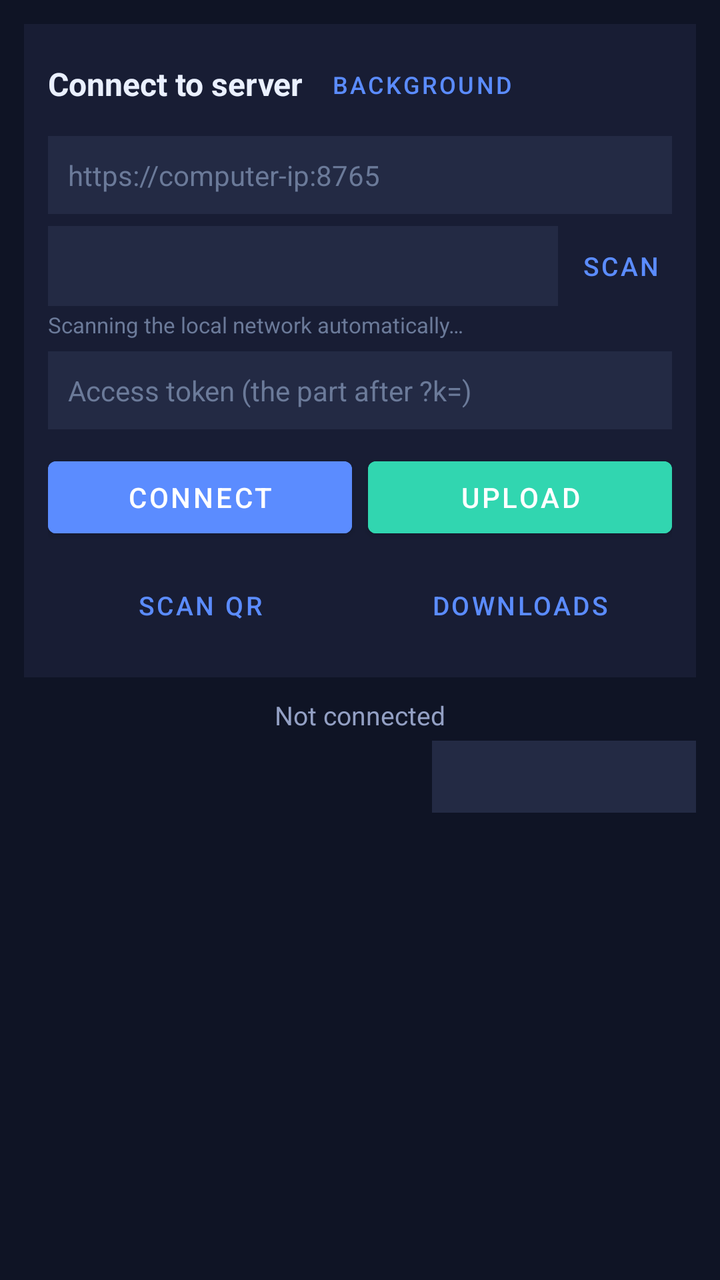
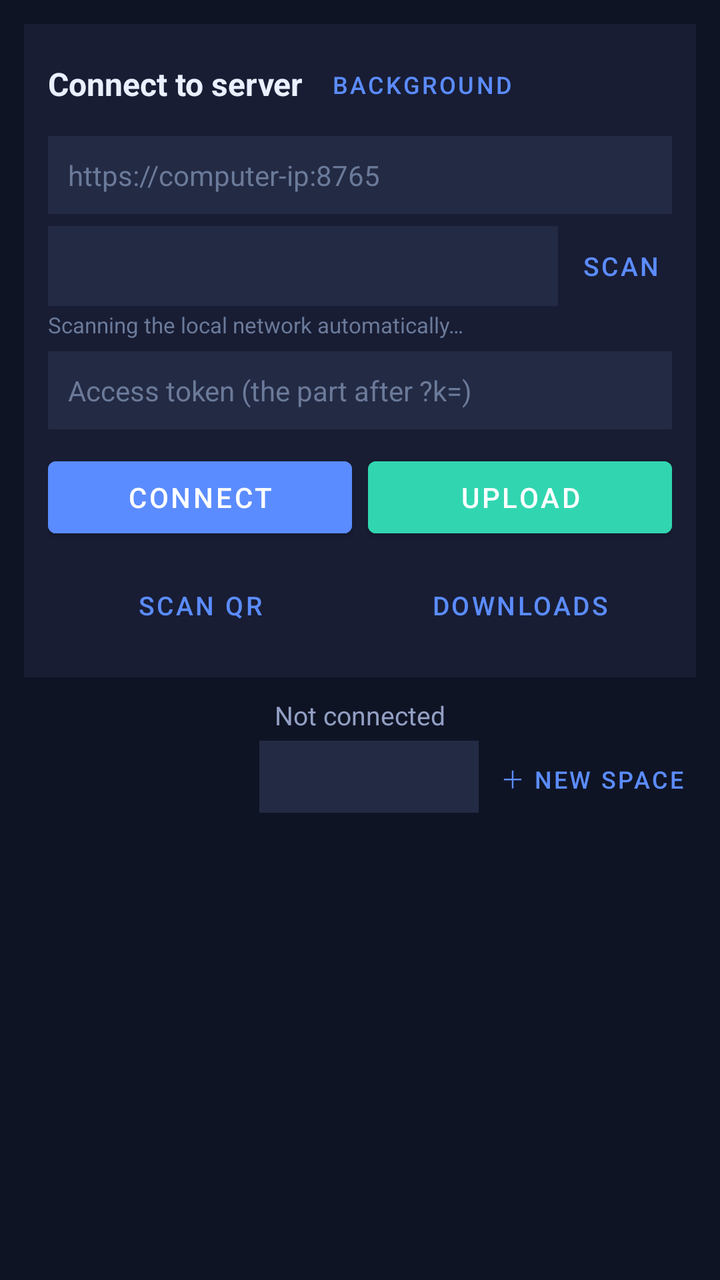

Before-and-after screenshots of an Android layout around one commit, followed by the original layout XML and the change that was made.
<!-- AndroidManifest.xml: activity theme Theme.LanTransfer -->
<!-- res/layout/activity_main.xml -->
<?xml version="1.0" encoding="utf-8"?>
<FrameLayout xmlns:android="http://schemas.android.com/apk/res/android"
    android:layout_width="match_parent"
    android:layout_height="match_parent"
    android:background="#0f1425">

    
    <ImageView
        android:id="@+id/imgBackground"
        android:layout_width="match_parent"
        android:layout_height="match_parent"
        android:scaleType="centerCrop"
        android:contentDescription="@string/bg_custom_desc" />

    
    <View
        android:id="@+id/bgDim"
        android:layout_width="match_parent"
        android:layout_height="match_parent"
        android:background="#070b16"
        android:alpha="0" />

    <LinearLayout
        android:layout_width="match_parent"
        android:layout_height="match_parent"
        android:orientation="vertical"
        android:padding="12dp">

    
    <LinearLayout
        android:id="@+id/connectLayout"
        android:layout_width="match_parent"
        android:layout_height="wrap_content"
        android:orientation="vertical"
        android:background="#E61a1f36"
        android:padding="12dp"
        android:layout_marginBottom="10dp">

        <LinearLayout
            android:layout_width="match_parent"
            android:layout_height="wrap_content"
            android:orientation="horizontal"
            android:gravity="center_vertical"
            android:layout_marginBottom="8dp">

            <TextView
                android:layout_width="wrap_content"
                android:layout_height="wrap_content"
                android:text="@string/connect_title"
                android:textColor="#eaf0ff"
                android:textSize="16sp"
                android:textStyle="bold" />

            <Button
                android:id="@+id/btnAppearance"
                style="?attr/borderlessButtonStyle"
                android:layout_width="wrap_content"
                android:layout_height="36dp"
                android:layout_marginStart="8dp"
                android:minWidth="0dp"
                android:maxLines="1"
                android:paddingHorizontal="6dp"
                android:text="@string/btn_background"
                android:textColor="#5b8cff"
                android:textSize="12sp" />
        </LinearLayout>

        <EditText
            android:id="@+id/etUrl"
            android:layout_width="match_parent"
            android:layout_height="wrap_content"
            android:hint="@string/hint_url"
            android:textColorHint="#6b7a99"
            android:textColor="#eaf0ff"
            android:background="#232a44"
            android:padding="10dp"
            android:textSize="14sp"
            android:inputType="textUri" />

        
        <LinearLayout
            android:layout_width="match_parent"
            android:layout_height="wrap_content"
            android:orientation="horizontal"
            android:gravity="center_vertical"
            android:layout_marginTop="6dp">

            <Spinner
                android:id="@+id/spDevices"
                android:layout_width="0dp"
                android:layout_height="40dp"
                android:layout_weight="1"
                android:background="#232a44"
                android:paddingHorizontal="6dp"
                android:spinnerMode="dropdown" />

            <Button
                android:id="@+id/btnDiscover"
                style="?attr/borderlessButtonStyle"
                android:layout_width="wrap_content"
                android:layout_height="40dp"
                android:minWidth="0dp"
                android:maxLines="1"
                android:paddingHorizontal="6dp"
                android:text="@string/btn_scan"
                android:textColor="#5b8cff"
                android:textSize="13sp"
                android:layout_marginStart="6dp" />
        </LinearLayout>

        <TextView
            android:id="@+id/tvDiscoverHint"
            android:layout_width="match_parent"
            android:layout_height="wrap_content"
            android:text="@string/discover_scanning_auto"
            android:textColor="#6b7a99"
            android:textSize="11sp"
            android:layout_marginTop="2dp" />

        <EditText
            android:id="@+id/etToken"
            android:layout_width="match_parent"
            android:layout_height="wrap_content"
            android:hint="@string/hint_token"
            android:textColorHint="#6b7a99"
            android:textColor="#eaf0ff"
            android:background="#232a44"
            android:padding="10dp"
            android:textSize="14sp"
            android:layout_marginTop="6dp" />

        <LinearLayout
            android:layout_width="match_parent"
            android:layout_height="wrap_content"
            android:orientation="horizontal"
            android:layout_marginTop="10dp">

            <Button
                android:id="@+id/btnConnect"
                android:layout_width="0dp"
                android:layout_height="wrap_content"
                android:layout_weight="1"
                android:text="@string/btn_connect"
                android:textColor="#ffffff"
                android:backgroundTint="#5b8cff" />

            <Button
                android:id="@+id/btnUpload"
                android:layout_width="0dp"
                android:layout_height="wrap_content"
                android:layout_weight="1"
                android:text="@string/btn_upload"
                android:textColor="#ffffff"
                android:backgroundTint="#31d6b0"
                android:layout_marginStart="8dp" />
        </LinearLayout>

        
        <LinearLayout
            android:layout_width="match_parent"
            android:layout_height="wrap_content"
            android:orientation="horizontal"
            android:layout_marginTop="6dp">

            <Button
                android:id="@+id/btnScan"
                style="?attr/borderlessButtonStyle"
                android:layout_width="0dp"
                android:layout_height="wrap_content"
                android:layout_weight="1"
                android:text="@string/btn_qrscan"
                android:textColor="#5b8cff"
                android:textSize="13sp"
                android:paddingVertical="4dp" />

            <Button
                android:id="@+id/btnOpenDownloads"
                style="?attr/borderlessButtonStyle"
                android:layout_width="0dp"
                android:layout_height="wrap_content"
                android:layout_weight="1"
                android:text="@string/btn_downloads"
                android:textColor="#5b8cff"
                android:textSize="13sp"
                android:paddingVertical="4dp"
                android:layout_marginStart="8dp" />
        </LinearLayout>
    </LinearLayout>

    
    <TextView
        android:id="@+id/tvStatus"
        android:layout_width="match_parent"
        android:layout_height="wrap_content"
        android:text="@string/status_disconnected"
        android:textColor="#93a0c4"
        android:textSize="13sp"
        android:gravity="center"
        android:layout_marginBottom="4dp" />

    <ProgressBar
        android:id="@+id/progressBar"
        style="?android:attr/progressBarStyleHorizontal"
        android:layout_width="match_parent"
        android:layout_height="4dp"
        android:layout_marginStart="4dp"
        android:layout_marginEnd="4dp"
        android:layout_marginBottom="6dp"
        android:max="100"
        android:progressTint="#31d6b0"
        android:visibility="gone" />

    <LinearLayout
        android:layout_width="match_parent"
        android:layout_height="wrap_content"
        android:orientation="horizontal"
        android:gravity="center_vertical"
        android:layout_marginBottom="8dp">

        <TextView
            android:id="@+id/tvInfo"
            android:layout_width="0dp"
            android:layout_height="wrap_content"
            android:layout_weight="1"
            android:text=""
            android:textColor="#31d6b0"
            android:textSize="11sp"
            android:gravity="start" />

        <Spinner
            android:id="@+id/spSpace"
            android:layout_width="132dp"
            android:layout_height="36dp"
            android:layout_marginStart="8dp"
            android:background="#232a44"
            android:paddingHorizontal="6dp"
            android:spinnerMode="dropdown" />
    </LinearLayout>

    
    <androidx.recyclerview.widget.RecyclerView
        android:id="@+id/rvFiles"
        android:layout_width="match_parent"
        android:layout_height="0dp"
        android:layout_weight="1"
        android:background="#00000000"
        android:clipToPadding="false"
        android:padding="4dp" />

    
    <TextView
        android:id="@+id/tvEmpty"
        android:layout_width="match_parent"
        android:layout_height="wrap_content"
        android:text="@string/empty_files"
        android:textColor="#6b7a99"
        android:textSize="13sp"
        android:gravity="center"
        android:padding="30dp"
        android:visibility="gone" />

    </LinearLayout>
</FrameLayout>
<!-- resources referenced by this layout -->
<resources>
  <string name="bg_custom_desc">Custom background</string>
  <string name="btn_background">Background</string>
  <string name="btn_connect">Connect</string>
  <string name="btn_downloads">Downloads</string>
  <string name="btn_qrscan">Scan QR</string>
  <string name="btn_scan">Scan</string>
  <string name="btn_upload">Upload</string>
  <string name="connect_title">Connect to server</string>
  <string name="discover_scanning_auto">Scanning the local network automatically…</string>
  <string name="empty_files">No files yet. Tap Upload above to add some.</string>
  <string name="hint_token">Access token (the part after ?k=)</string>
  <string name="hint_url">https://computer-ip:8765</string>
  <string name="status_disconnected">Not connected</string>
  <style name="Theme.LanTransfer" parent="Theme.MaterialComponents.DayNight.DarkActionBar">
          <item name="colorPrimary">#5b8cff</item>
          <item name="colorPrimaryDark">#4a6df0</item>
          <item name="colorAccent">#31d6b0</item>
      </style>
</resources>

<!-- the commit's change to res/layout/activity_main.xml (unified diff, before → after) -->
@@ -229,12 +229,26 @@
 
         <Spinner
             android:id="@+id/spSpace"
-            android:layout_width="132dp"
+            android:layout_width="0dp"
             android:layout_height="36dp"
+            android:layout_weight="1"
             android:layout_marginStart="8dp"
             android:background="#232a44"
             android:paddingHorizontal="6dp"
             android:spinnerMode="dropdown" />
+
+        <Button
+            android:id="@+id/btnNewSpace"
+            style="?attr/borderlessButtonStyle"
+            android:layout_width="wrap_content"
+            android:layout_height="36dp"
+            android:layout_marginStart="4dp"
+            android:minWidth="0dp"
+            android:maxLines="1"
+            android:paddingHorizontal="6dp"
+            android:text="@string/btn_new_space"
+            android:textColor="#5b8cff"
+            android:textSize="12sp" />
     </LinearLayout>
 
     
<!-- resource entries referenced after the edit -->
@@ -4,6 +4,7 @@
   <string name="btn_background">Background</string>
   <string name="btn_connect">Connect</string>
   <string name="btn_downloads">Downloads</string>
+  <string name="btn_new_space">＋ New space</string>
   <string name="btn_qrscan">Scan QR</string>
   <string name="btn_scan">Scan</string>
   <string name="btn_upload">Upload</string>
